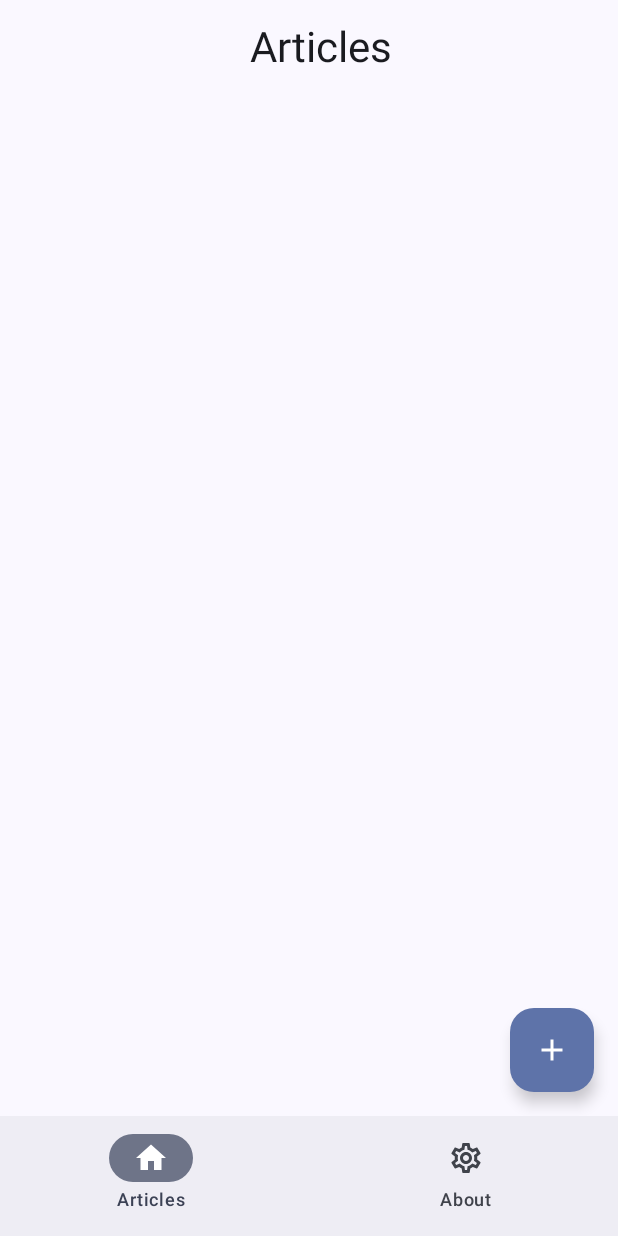
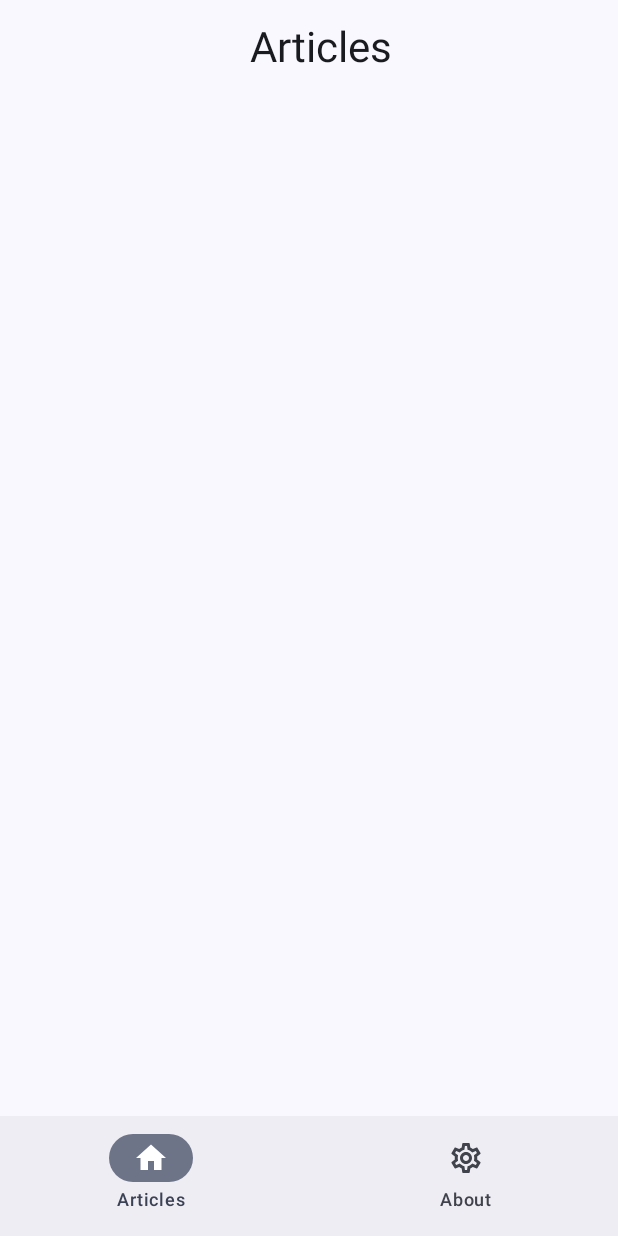
Before and after one commit to aoi-stella/link22, an Android app built with Jetpack Compose: the screen it shows after launch (AppRootActivity), on a phone screen of 412 x 824 dp. Run offline under Robolectric (Android 15) with nearby library versions, the phone set to English and light mode, and no system bars; our stand-ins replace Firebase (no records; nobody signed in at launch, a user with empty details on screens opened directly).

Commit message:
modify: remove floating icon

```diff
--- a/src/presentation/src/main/java/com/aoi/presentation/timeline/Timeline.kt
+++ b/src/presentation/src/main/java/com/aoi/presentation/timeline/Timeline.kt
@@ -84,17 +84,6 @@ fun Timeline(
                 }
             }
         }
-        FloatingActionButton(
-            onClick = { /* フローティングボタンのクリックアクション */ },
-            modifier = Modifier
-                .align(Alignment.BottomEnd)
-                .padding(16.dp)
-        ) {
-            Icon(
-                imageVector = Icons.Default.Add,
-                contentDescription = "Add"
-            )
-        }
     }
 }
 
```
